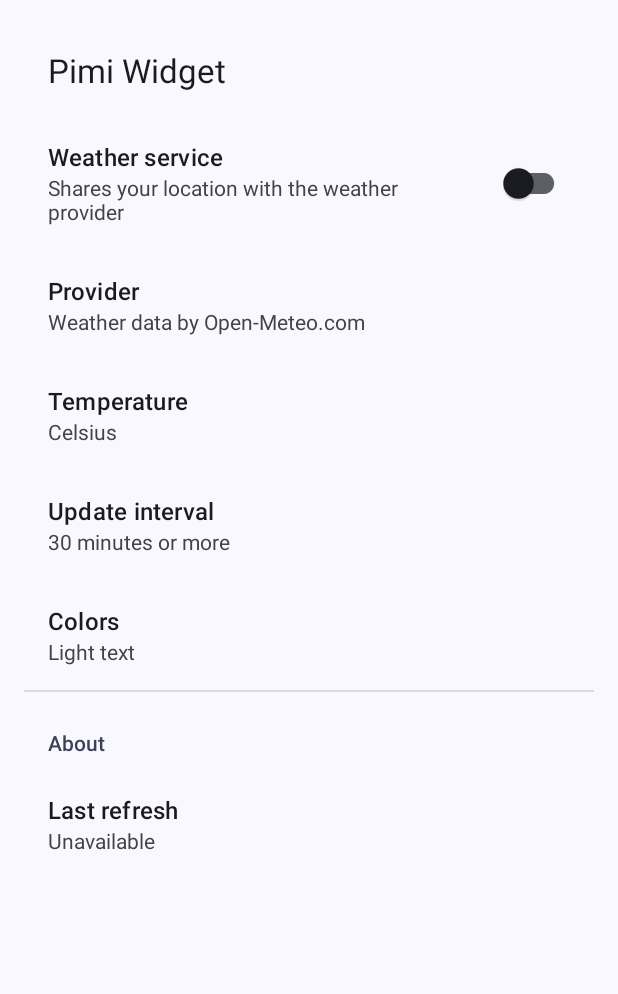
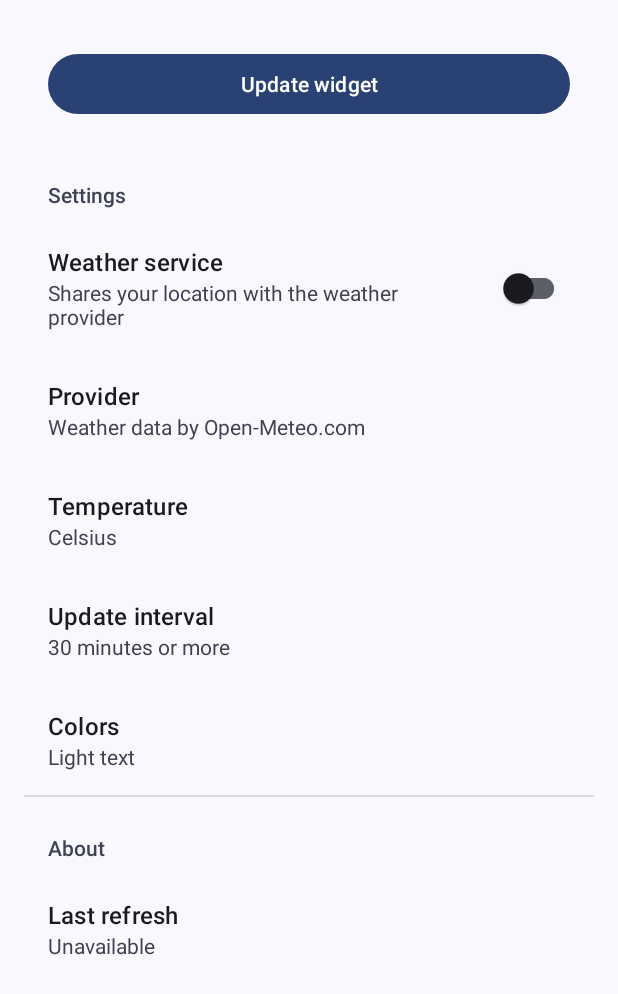
Before and after one commit to kolakek/pimi-widget, an Android app: the WidgetConfigureActivity screen opened directly, with no data from a screen before it, on a phone screen of 412 x 824 dp. Shown: the top 994 px of the screen. Run offline under Robolectric (Android 15) with nearby library versions, the phone set to English and light mode, and no system bars; our stand-ins replace androidx.preference; 3 statements that could not run were skipped.

Commit message:
Move update button to top for better usability on small screens

```diff
--- a/app/src/main/java/com/kolakek/pimiwidget/widget/Constants.kt
+++ b/app/src/main/java/com/kolakek/pimiwidget/widget/Constants.kt
@@ -24,7 +24,6 @@ internal const val KEY_COLOR_LIST = "color_list"
 internal const val KEY_COLOR_LIGHT = "text_color_light"
 internal const val KEY_UPDATE_INFO = "about_location"
 internal const val KEY_WEATHER_SWITCH = "weather_switch"
-internal const val KEY_UPDATE_BUTTON = "update_button"
 
 internal const val ALT_WEATHER_APP = "com.google.android.apps.weather"
 internal const val MAX_AGE_MILLIS = 120 * 60 * 1000L
--- a/app/src/main/java/com/kolakek/pimiwidget/widget/WidgetConfigureActivity.kt
+++ b/app/src/main/java/com/kolakek/pimiwidget/widget/WidgetConfigureActivity.kt
@@ -49,6 +49,8 @@ class WidgetConfigureActivity : FragmentActivity() {
         val binding = PimiWidgetConfigureBinding.inflate(layoutInflater)
         setContentView(binding.root)
 
+        binding.button.setOnClickListener { finishWidgetConfigureActivity() }
+
         val intent = intent
         val extras = intent.extras
 
--- a/app/src/main/java/com/kolakek/pimiwidget/widget/WidgetSettingsFragment.kt
+++ b/app/src/main/java/com/kolakek/pimiwidget/widget/WidgetSettingsFragment.kt
@@ -44,12 +44,6 @@ class WidgetSettingsFragment : PreferenceFragmentCompat() {
 
     override fun onCreatePreferences(savedInstanceState: Bundle?, rootKey: String?) {
         setPreferencesFromResource(R.xml.pimi_widget_prefs, rootKey)
-
-        preferenceManager.findPreference<Preference>(KEY_UPDATE_BUTTON)
-            ?.setOnPreferenceClickListener {
-                (activity as? WidgetConfigureActivity)?.finishWidgetConfigureActivity()
-                true
-            }
 
         val context = preferenceManager.context
         val weatherSwitch: SwitchPreferenceCompat? = findPreference(KEY_WEATHER_SWITCH)
--- a/app/src/main/res/layout/pimi_widget_configure.xml
+++ b/app/src/main/res/layout/pimi_widget_configure.xml
@@ -6,12 +6,14 @@
     android:fitsSystemWindows="true"
     android:padding="16dp">
 
-    <TextView
+    <com.google.android.material.button.MaterialButton
+        android:id="@+id/button"
         android:layout_width="match_parent"
         android:layout_height="wrap_content"
-        android:padding="16dp"
-        android:text="@string/config_title"
-        android:textAppearance="@style/TextAppearance.Material3.TitleLarge"/>
+        android:text="@string/config_button"
+        android:orientation="horizontal"
+        android:gravity="center"
+        android:layout_margin="16dp"/>
 
     <androidx.fragment.app.FragmentContainerView
         android:id="@+id/widget_settings_fragment"
--- a/app/src/main/res/values/strings.xml
+++ b/app/src/main/res/values/strings.xml
@@ -7,7 +7,6 @@
     <string name="widget_temp_prev">"68\u2109"</string>
     <string name="widget_date_format">"E, MMM d"</string>
     <string name="config_button">Update widget</string>
-    <string name="config_title">Pimi Widget</string>
     <string name="config_weather_switch">Weather service</string>
     <string name="config_weather_descr">Shares your location with the weather provider</string>
     <string name="config_provider">Provider</string>
@@ -20,6 +19,7 @@
     <string name="config_temp_fahrenheit">Fahrenheit</string>
     <string name="config_interval">Update interval</string>
     <string name="config_interval_descr">30 minutes or more</string>
+    <string name="config_settings_sec">Settings</string>
     <string name="config_about_sec">About</string>
     <string name="config_update_info">Last refresh</string>
     <string name="config_update_descr">%s ago</string>
--- a/app/src/main/res/xml/pimi_widget_prefs.xml
+++ b/app/src/main/res/xml/pimi_widget_prefs.xml
@@ -1,6 +1,12 @@
 <?xml version="1.0" encoding="utf-8"?>
 <androidx.preference.PreferenceScreen xmlns:android="http://schemas.android.com/apk/res/android"
     xmlns:app="http://schemas.android.com/apk/res-auto">
+
+    <PreferenceCategory
+        android:key="category_settings"
+        android:selectable="false"
+        android:title="@string/config_settings_sec"
+        app:iconSpaceReserved="false">
 
         <SwitchPreferenceCompat
             android:key="weather_switch"
@@ -39,8 +45,10 @@
             app:iconSpaceReserved="false"
             app:useSimpleSummaryProvider="true" />
 
+    </PreferenceCategory>
+
     <PreferenceCategory
-        android:key="category_settings"
+        android:key="category_about"
         android:selectable="false"
         android:title="@string/config_about_sec"
         app:iconSpaceReserved="false">
@@ -53,8 +61,4 @@
 
     </PreferenceCategory>
 
-    <Preference
-        android:key="update_button"
-        android:layout="@layout/preference_button" />
-
 </androidx.preference.PreferenceScreen>
```
Also changed, not shown: app/src/main/res/layout/preference_button.xml (deleted, +0 -14 lines). Lines whose indentation alone changed are shown as unchanged.
